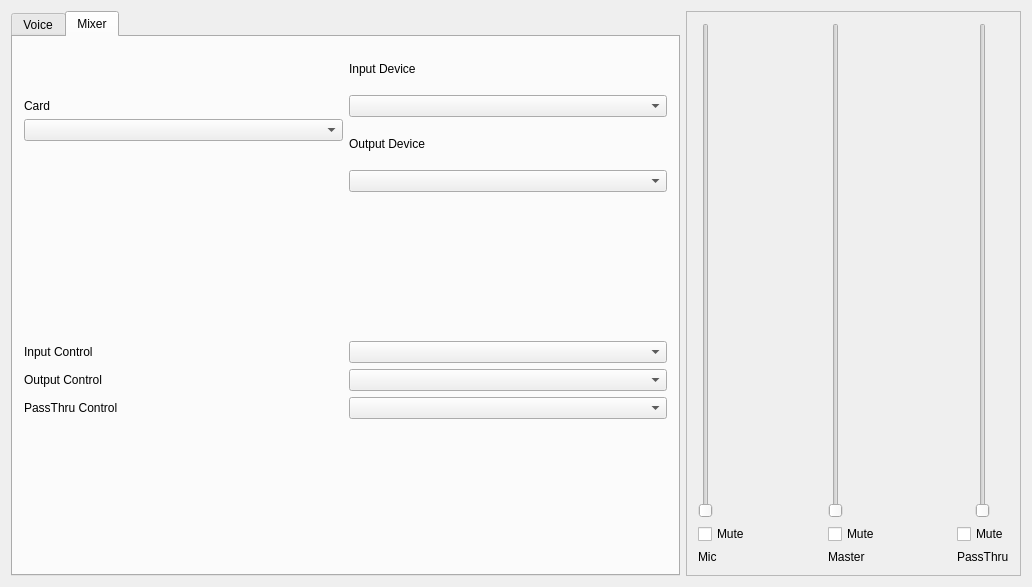
Above: mqt/mqtKeyer/KeyerMain.ui from zsteva/backup-minos2 before the change. Below: the same form after it.
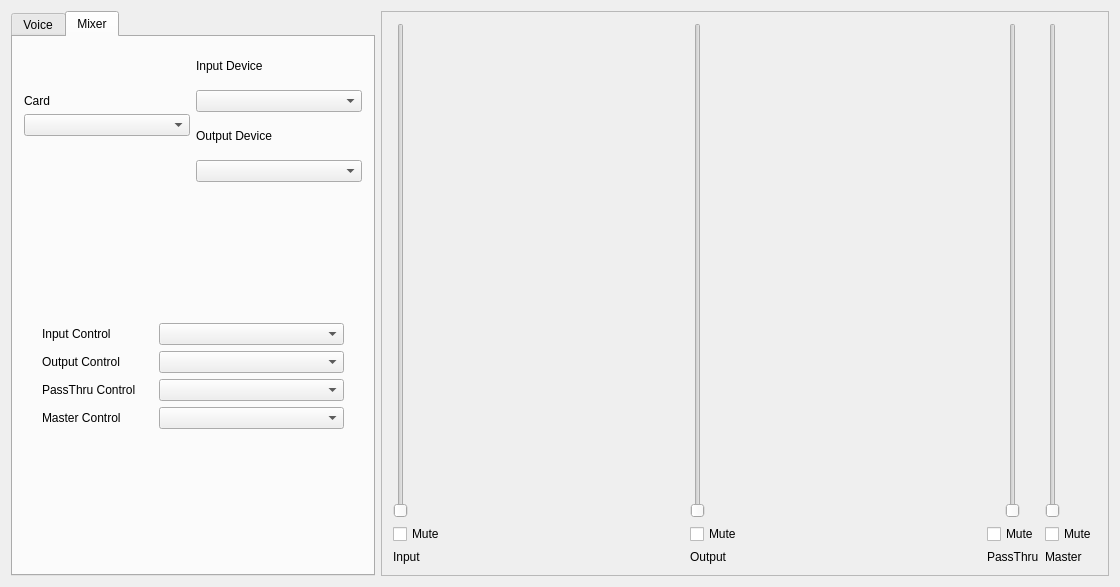
That is the form after the change. Custom widgets are drawn as their Qt base class.

What changed in the file:
```diff
--- a/mqt/mqtKeyer/KeyerMain.ui
+++ b/mqt/mqtKeyer/KeyerMain.ui
@@ -6,7 +6,7 @@
    <rect>
     <x>0</x>
     <y>0</y>
-    <width>1032</width>
+    <width>1120</width>
     <height>587</height>
    </rect>
   </property>
@@ -14,7 +14,7 @@
    <string>Minos Voice Keyer</string>
   </property>
   <widget class="QWidget" name="centralWidget">
-   <layout class="QHBoxLayout" name="horizontalLayout" stretch="2,1">
+   <layout class="QHBoxLayout" name="horizontalLayout" stretch="0,1">
     <item>
      <widget class="QTabWidget" name="KeyerTabs">
       <property name="currentIndex">
@@ -391,45 +391,73 @@
          </spacer>
         </item>
         <item>
-         <layout class="QHBoxLayout" name="horizontalLayout_13">
-          <item>
+         <layout class="QGridLayout" name="gridLayout" columnstretch="1,6,10,1">
+          <item row="0" column="1">
            <widget class="QLabel" name="label_12">
             <property name="text">
              <string>Input Control</string>
             </property>
            </widget>
           </item>
-          <item>
+          <item row="0" column="2">
            <widget class="QComboBox" name="inputControlCombo"/>
           </item>
-         </layout>
-        </item>
-        <item>
-         <layout class="QHBoxLayout" name="horizontalLayout_14">
-          <item>
+          <item row="1" column="1">
            <widget class="QLabel" name="label_14">
             <property name="text">
              <string>Output Control</string>
             </property>
            </widget>
           </item>
-          <item>
+          <item row="1" column="2">
            <widget class="QComboBox" name="outputControlCombo"/>
           </item>
-         </layout>
-        </item>
-        <item>
-         <layout class="QHBoxLayout" name="horizontalLayout_15">
-          <item>
+          <item row="2" column="0">
+           <spacer name="horizontalSpacer_10">
+            <property name="orientation">
+             <enum>Qt::Horizontal</enum>
+            </property>
+            <property name="sizeHint" stdset="0">
+             <size>
+              <width>40</width>
+              <height>20</height>
+             </size>
+            </property>
+           </spacer>
+          </item>
+          <item row="2" column="1">
            <widget class="QLabel" name="label_16">
             <property name="text">
              <string>PassThru Control</string>
             </property>
            </widget>
           </item>
-          <item>
+          <item row="2" column="2">
            <widget class="QComboBox" name="passthruControlCombo"/>
           </item>
+          <item row="2" column="3">
+           <spacer name="horizontalSpacer_11">
+            <property name="orientation">
+             <enum>Qt::Horizontal</enum>
+            </property>
+            <property name="sizeHint" stdset="0">
+             <size>
+              <width>40</width>
+              <height>20</height>
+             </size>
+            </property>
+           </spacer>
+          </item>
+          <item row="3" column="1">
+           <widget class="QLabel" name="label_13">
+            <property name="text">
+             <string>Master Control</string>
+            </property>
+           </widget>
+          </item>
+          <item row="3" column="2">
+           <widget class="QComboBox" name="masterControlCombo"/>
+          </item>
          </layout>
         </item>
         <item>
@@ -458,7 +486,7 @@
       <property name="frameShadow">
        <enum>QFrame::Raised</enum>
       </property>
-      <layout class="QHBoxLayout" name="horizontalLayout_12">
+      <layout class="QHBoxLayout" name="horizontalLayout_16">
        <item>
         <layout class="QVBoxLayout" name="verticalLayout_3">
          <item>
@@ -485,7 +513,7 @@
          <item>
           <widget class="QLabel" name="label_8">
            <property name="text">
-            <string>Mic</string>
+            <string>Input</string>
            </property>
           </widget>
          </item>
@@ -509,19 +537,19 @@
          <item>
           <layout class="QHBoxLayout" name="horizontalLayout_10">
            <item>
-            <widget class="QSlider" name="masterLevelSlider">
+            <widget class="QSlider" name="outputLevelSlider">
              <property name="orientation">
               <enum>Qt::Vertical</enum>
              </property>
             </widget>
            </item>
            <item>
-            <widget class="LevelMeter" name="masterLevelMeter" native="true"/>
+            <widget class="LevelMeter" name="outputLevelMeter" native="true"/>
            </item>
           </layout>
          </item>
          <item>
-          <widget class="QCheckBox" name="masterMute">
+          <widget class="QCheckBox" name="outputMute">
            <property name="text">
             <string>Mute</string>
            </property>
@@ -530,7 +558,7 @@
          <item>
           <widget class="QLabel" name="label_9">
            <property name="text">
-            <string>Master</string>
+            <string>Output</string>
            </property>
           </widget>
          </item>
@@ -578,6 +606,38 @@
          </item>
         </layout>
        </item>
+       <item>
+        <layout class="QVBoxLayout" name="verticalLayout_7">
+         <item>
+          <layout class="QHBoxLayout" name="horizontalLayout_12">
+           <item>
+            <widget class="QSlider" name="masterLevelSlider">
+             <property name="orientation">
+              <enum>Qt::Vertical</enum>
+             </property>
+            </widget>
+           </item>
+           <item>
+            <widget class="LevelMeter" name="masterLevelMeter" native="true"/>
+           </item>
+          </layout>
+         </item>
+         <item>
+          <widget class="QCheckBox" name="masterMute">
+           <property name="text">
+            <string>Mute</string>
+           </property>
+          </widget>
+         </item>
+         <item>
+          <widget class="QLabel" name="label_11">
+           <property name="text">
+            <string>Master</string>
+           </property>
+          </widget>
+         </item>
+        </layout>
+       </item>
       </layout>
      </widget>
     </item>
```
Left out of the diff: 1 changed line with no effect on the pictures.
